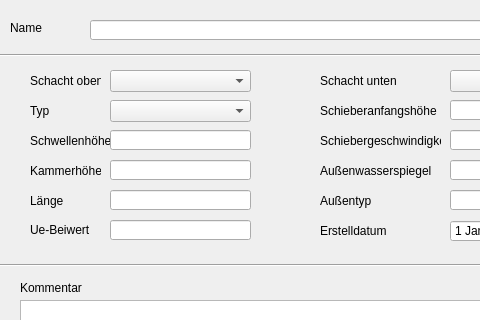
Old version of the form templates/wehre.ui in the repository hoettges/QKan; both pictures show x 0 to 480 and y 0 to 320 of the 648 by 495 pixel window.
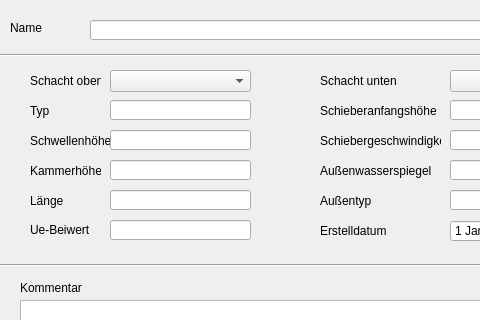
New version of the form.

```diff
--- a/templates/wehre.ui
+++ b/templates/wehre.ui
@@ -242,16 +242,6 @@
      </rect>
     </property>
    </widget>
-   <widget class="QComboBox" name="wehrtyp">
-    <property name="geometry">
-     <rect>
-      <x>110</x>
-      <y>100</y>
-      <width>141</width>
-      <height>22</height>
-     </rect>
-    </property>
-   </widget>
    <widget class="QLineEdit" name="schwellenhoehe">
     <property name="geometry">
      <rect>
@@ -362,6 +352,16 @@
      </rect>
     </property>
    </widget>
+   <widget class="QLineEdit" name="wehrtyp">
+    <property name="geometry">
+     <rect>
+      <x>110</x>
+      <y>100</y>
+      <width>141</width>
+      <height>20</height>
+     </rect>
+    </property>
+   </widget>
   </widget>
   <widget class="QMenuBar" name="menubar">
    <property name="geometry">
```
Left out of the diff: 2 changed lines with no effect on the pictures.
